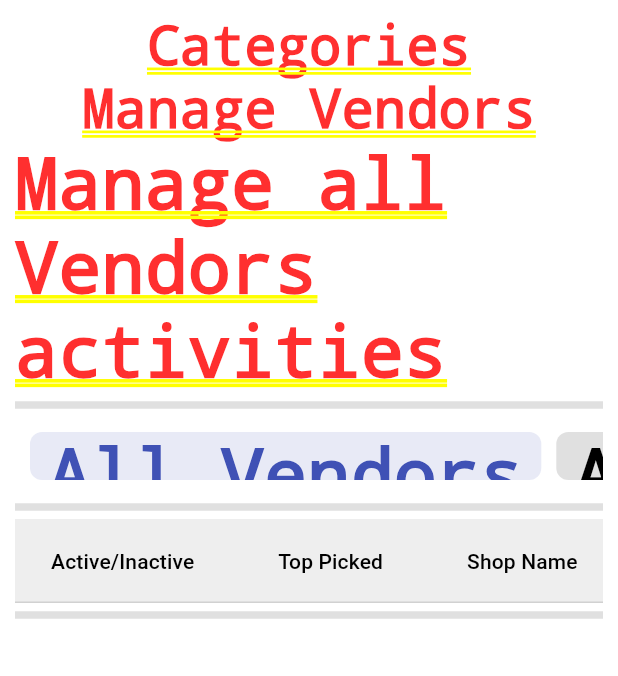
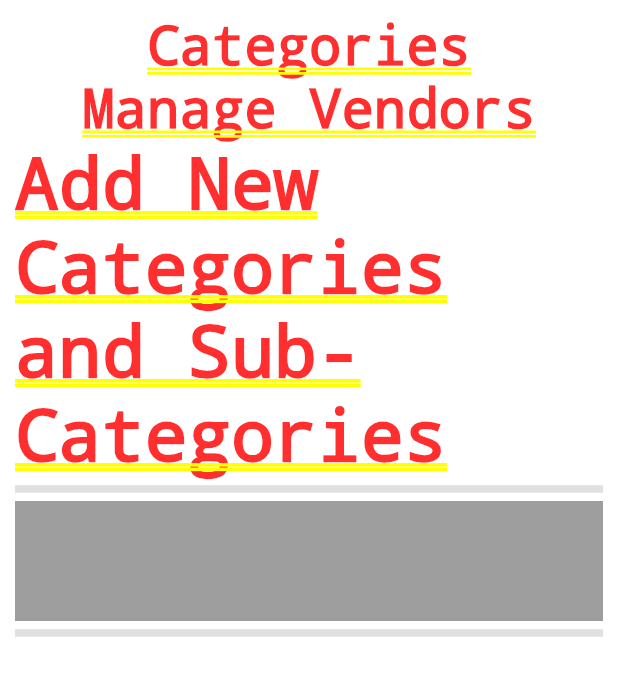
Before and after one commit to AbdallahMabrouck/kiranjaapp_admin, a Flutter app: the NewCategoryScreen screen opened directly, on a phone screen of 412 x 824 dp. Shown: the top 676 px of the screen. Run offline on Flutter 3.47's test engine with Material 2 defaults, Android fonts, the phone set to English and light mode, and no system bars; drawn by our look-alikes of chips_choice; our stand-ins replace cloud_firestore, file_picker, firebase_auth, firebase_core, firebase_storage, flutter_easyloading and 2 more; missing offline and left inert: dart:html, date_time_format, flutter_admin_scaffold, mime_type; accounts and stored records are empty; statements that could not run were skipped.

Commit message:
created category upload widget

```diff
--- a/lib/screens/new_category _screen.dart
+++ b/lib/screens/new_category _screen.dart
@@ -1,6 +1,6 @@
 import 'package:flutter/material.dart';
 import 'package:flutter_admin_scaffold/admin_scaffold.dart';
-import 'package:kiranjaapp_admin/widgets/vendors/vendor_data_table.dart';
+import 'package:kiranjaapp_admin/widgets/category/category_upload_widget.dart';
 import '../widgets/sidebar.dart';
 
 class NewCategoryScreen extends StatefulWidget {
@@ -41,11 +41,11 @@ class _NewCategoryScreenState extends State<NewCategoryScreen> {
                   "Manage Vendors",
                   style: TextStyle(fontSize: 36, fontWeight: FontWeight.w700),
                 ),
-                Text("Manage all Vendors activities"),
+                Text("Add New Categories and Sub-Categories"),
                 Divider(
                   thickness: 5,
                 ),
-                VendorDataTable(),
+                CategoryCreateWidget(),
                 Divider(
                   thickness: 5,
                 ),
--- /dev/null
+++ b/lib/widgets/category/category_upload_widget.dart
@@ -0,0 +1,144 @@
+import 'dart:html';
+import 'package:firebase_storage/firebase_storage.dart' as firebase_storage;
+import 'package:flutter/material.dart';
+// import 'package:firebase/firebase.dart' as fb;
+import '../../firebase_services.dart';
+
+class CategoryCreateWidget extends StatefulWidget {
+  const CategoryCreateWidget({super.key});
+
+  @override
+  State<CategoryCreateWidget> createState() => _CategoryCreateWidgetState();
+}
+
+class _CategoryCreateWidgetState extends State<CategoryCreateWidget> {
+  final FirebaseService _services = FirebaseService();
+  final _fileNameTextController = TextEditingController();
+  bool _visible = false;
+  bool _imageSelected = true;
+  String? _url;
+
+  @override
+  Widget build(BuildContext context) {
+    return Container(
+      color: Colors.grey,
+      width: MediaQuery.of(context).size.width,
+      height: 80,
+      child: Padding(
+        padding: const EdgeInsets.only(left: 30),
+        child: Row(
+          children: [
+            Visibility(
+              visible: _visible,
+              child: Row(
+                children: [
+                  AbsorbPointer(
+                    absorbing: true,
+                    child: SizedBox(
+                        width: 300,
+                        height: 30,
+                        child: TextField(
+                          controller: _fileNameTextController,
+                          decoration: const InputDecoration(
+                              focusedBorder: OutlineInputBorder(
+                                  borderSide: BorderSide(
+                                      color: Colors.black, width: 1)),
+                              filled: true,
+                              fillColor: Colors.white,
+                              hintText: "No Image Selected",
+                              border: OutlineInputBorder(),
+                              contentPadding: EdgeInsets.only(left: 20)),
+                        )),
+                  ),
+                  ElevatedButton(
+                    onPressed: () {
+                      uploadStorage();
+                    },
+                    child: const Text(
+                      "Upload Image",
+                      style: TextStyle(color: Colors.white),
+                    ),
+                  ),
+                  const SizedBox(
+                    width: 10,
+                  ),
+                  AbsorbPointer(
+                    absorbing: _imageSelected,
+                    child: ElevatedButton(
+                      onPressed: () {
+                        _services
+                            .uploadBannerImageToDb(_url)
+                            .then((downloadUrl) {
+                          _services.showMyDialog(
+                              context: context,
+                              title: "New Banner Image",
+                              message: "Saved Banner Image Successifully");
+                        });
+                      },
+                      child: const Text(
+                        "Save Image",
+                        style: TextStyle(color: Colors.white),
+                      ),
+                    ),
+                  ),
+                ],
+              ),
+            ),
+            Visibility(
+              visible: _visible,
+              child: ElevatedButton(
+                onPressed: () {
+                  setState(() {
+                    _visible = true;
+                  });
+                },
+                child: const Text(
+                  "Add New Banner",
+                  style: TextStyle(color: Colors.white),
+                ),
+              ),
+            ),
+          ],
+        ),
+      ),
+    );
+  }
+
+  void uploadImage({required Function(File file) onSelected}) {
+    FileUploadInputElement uploadInput = FileUploadInputElement()
+      ..accept = "image/*";
+    // it will upload only image
+    uploadInput.click();
+    uploadInput.onChange.listen((event) {
+      final file = uploadInput.files!.first;
+      final reader = FileReader();
+      reader.readAsDataUrl(file);
+      reader.onLoadEnd.listen((event) {
+        onSelected(file);
+      });
+    });
+    // selected image
+  }
+
+  void uploadStorage() {
+    // upload selected image to firebase storage
+    final dateTime = DateTime.now();
+    final path = "bannerImage/${dateTime.microsecondsSinceEpoch}";
+    uploadImage(onSelected: (file) {
+      setState(() {
+        _fileNameTextController.text = file.name;
+        _imageSelected = false;
+        _url = path;
+      });
+      firebase_storage.FirebaseStorage.instance
+          .ref(path)
+          .putBlob(file)
+          .then((snapshot) {
+        // Get the download URL after the file is uploaded
+        snapshot.ref.getDownloadURL().then((downloadUrl) {
+          // Handle the download URL
+        });
+      });
+    });
+  }
+}
```
